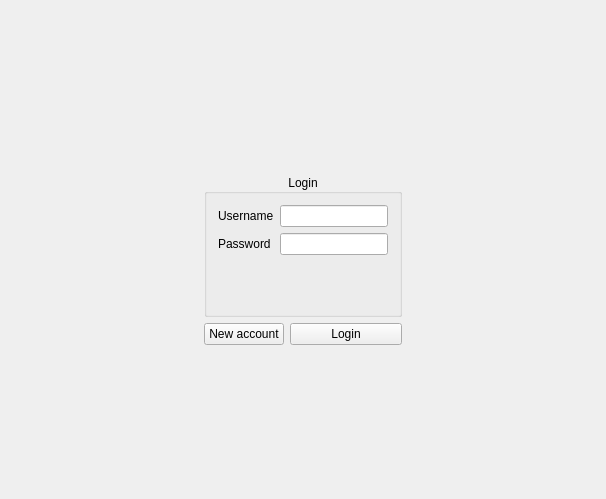
PolitoTeam/Scriba, file Client/login.ui: the form before one commit.
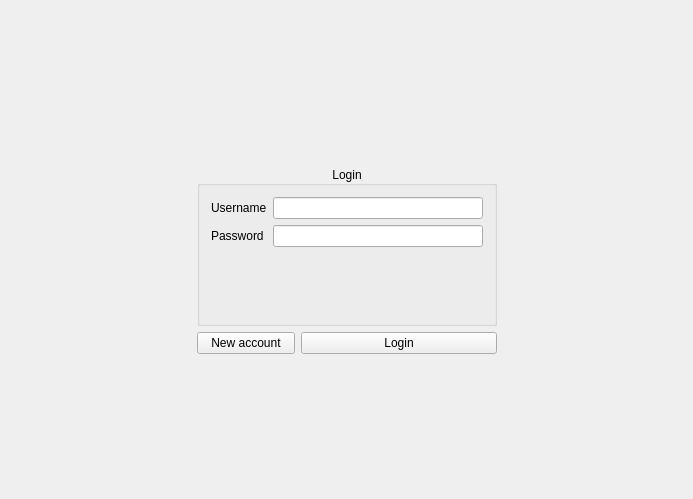
The form after the commit.

Commit message: Prevent user from logging-in when already logged

```diff
--- a/Client/login.ui
+++ b/Client/login.ui
@@ -6,7 +6,7 @@
    <rect>
     <x>0</x>
     <y>0</y>
-    <width>606</width>
+    <width>693</width>
     <height>499</height>
    </rect>
   </property>
@@ -50,6 +50,12 @@
          <verstretch>0</verstretch>
         </sizepolicy>
        </property>
+       <property name="minimumSize">
+        <size>
+         <width>300</width>
+         <height>160</height>
+        </size>
+       </property>
        <property name="title">
         <string>Login</string>
        </property>
```
The commit also changes 1 other file.
